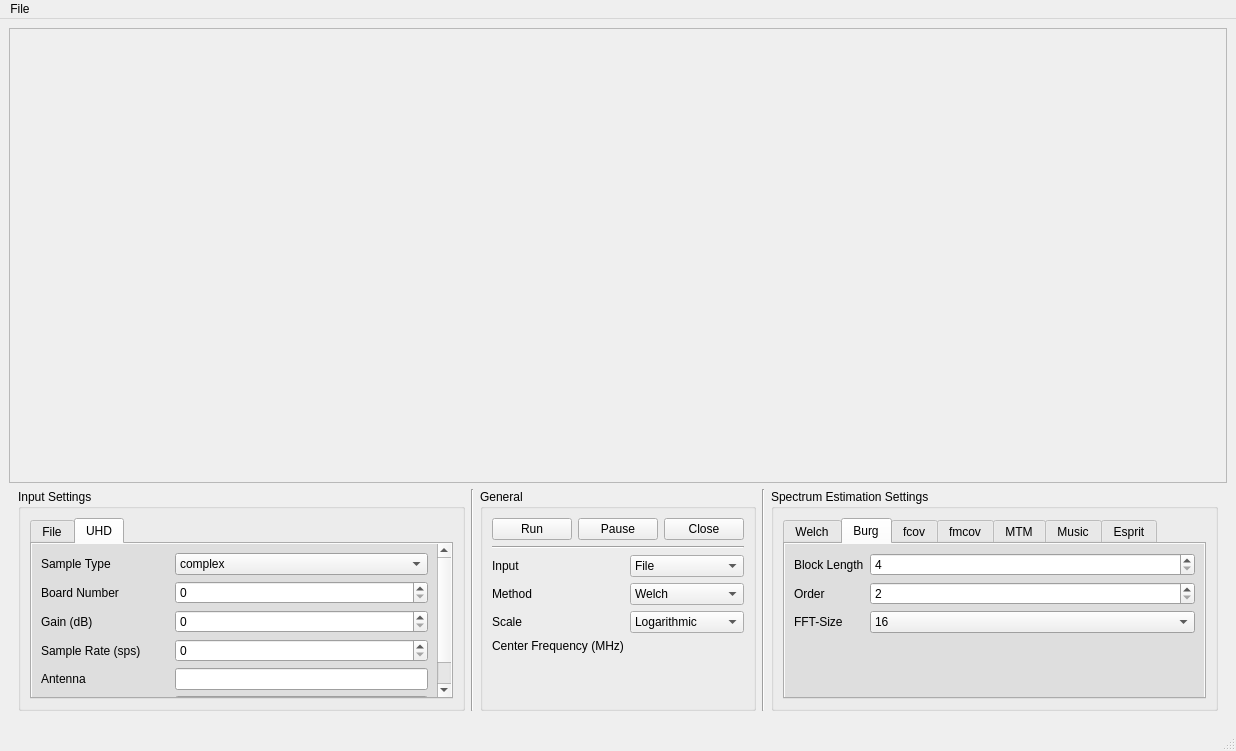
Before: the Qt Designer form apps/specest_gui/specest_window.ui in kit-cel/gr-specest, drawn with Qt 5.
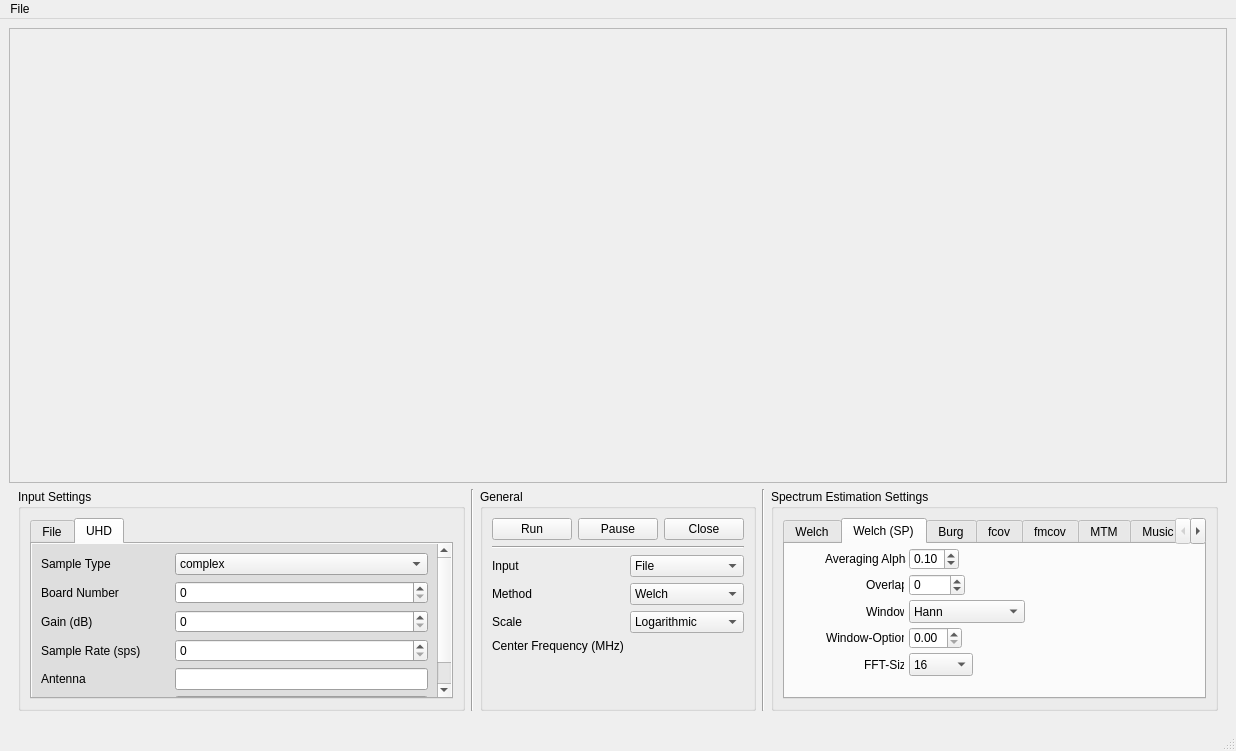
After: the same form once the commit is applied. Custom widgets are drawn as their Qt base class.

```diff
--- a/apps/specest_gui/specest_window.ui
+++ b/apps/specest_gui/specest_window.ui
@@ -939,6 +939,242 @@
                 </item>
                </layout>
               </widget>
+              <widget class="QWidget" name="tab_welchsp">
+               <attribute name="title">
+                <string>Welch (SP)</string>
+               </attribute>
+               <widget class="QDoubleSpinBox" name="welchsp_window_option">
+                <property name="geometry">
+                 <rect>
+                  <x>124</x>
+                  <y>83</y>
+                  <width>53</width>
+                  <height>22</height>
+                 </rect>
+                </property>
+               </widget>
+               <widget class="QSpinBox" name="welchsp_overlap">
+                <property name="geometry">
+                 <rect>
+                  <x>124</x>
+                  <y>30</y>
+                  <width>56</width>
+                  <height>22</height>
+                 </rect>
+                </property>
+                <property name="minimum">
+                 <number>-1</number>
+                </property>
+                <property name="maximum">
+                 <number>32765</number>
+                </property>
+               </widget>
+               <widget class="QComboBox" name="welchsp_window">
+                <property name="geometry">
+                 <rect>
+                  <x>124</x>
+                  <y>56</y>
+                  <width>116</width>
+                  <height>23</height>
+                 </rect>
+                </property>
+                <item>
+                 <property name="text">
+                  <string>Hann</string>
+                 </property>
+                </item>
+                <item>
+                 <property name="text">
+                  <string>Hamming</string>
+                 </property>
+                </item>
+                <item>
+                 <property name="text">
+                  <string>Kaiser</string>
+                 </property>
+                </item>
+                <item>
+                 <property name="text">
+                  <string>Blackman</string>
+                 </property>
+                </item>
+                <item>
+                 <property name="text">
+                  <string>Blackman-Harris</string>
+                 </property>
+                </item>
+                <item>
+                 <property name="text">
+                  <string>Rectangular</string>
+                 </property>
+                </item>
+               </widget>
+               <widget class="QLabel" name="welchsp_win">
+                <property name="geometry">
+                 <rect>
+                  <x>81</x>
+                  <y>56</y>
+                  <width>38</width>
+                  <height>23</height>
+                 </rect>
+                </property>
+                <property name="text">
+                 <string>Window</string>
+                </property>
+               </widget>
+               <widget class="QLabel" name="fFTSizeLabel_7">
+                <property name="geometry">
+                 <rect>
+                  <x>79</x>
+                  <y>109</y>
+                  <width>40</width>
+                  <height>23</height>
+                 </rect>
+                </property>
+                <property name="text">
+                 <string>FFT-Size</string>
+                </property>
+               </widget>
+               <widget class="QDoubleSpinBox" name="welchsp_alpha">
+                <property name="geometry">
+                 <rect>
+                  <x>124</x>
+                  <y>4</y>
+                  <width>50</width>
+                  <height>22</height>
+                 </rect>
+                </property>
+                <property name="inputMethodHints">
+                 <set>Qt::ImhFormattedNumbersOnly</set>
+                </property>
+                <property name="minimum">
+                 <double>0.010000000000000</double>
+                </property>
+                <property name="maximum">
+                 <double>1.000000000000000</double>
+                </property>
+                <property name="singleStep">
+                 <double>0.010000000000000</double>
+                </property>
+                <property name="value">
+                 <double>0.100000000000000</double>
+                </property>
+               </widget>
+               <widget class="QLabel" name="overlapLabel_2">
+                <property name="geometry">
+                 <rect>
+                  <x>81</x>
+                  <y>30</y>
+                  <width>38</width>
+                  <height>22</height>
+                 </rect>
+                </property>
+                <property name="text">
+                 <string>Overlap</string>
+                </property>
+               </widget>
+               <widget class="QLabel" name="windowOptionLabel_2">
+                <property name="geometry">
+                 <rect>
+                  <x>41</x>
+                  <y>83</y>
+                  <width>78</width>
+                  <height>22</height>
+                 </rect>
+                </property>
+                <property name="text">
+                 <string>Window-Option</string>
+                </property>
+               </widget>
+               <widget class="QLabel" name="moviingAverageLengthLabel_2">
+                <property name="geometry">
+                 <rect>
+                  <x>40</x>
+                  <y>4</y>
+                  <width>81</width>
+                  <height>22</height>
+                 </rect>
+                </property>
+                <property name="text">
+                 <string>Averaging Alpha</string>
+                </property>
+               </widget>
+               <widget class="QComboBox" name="welchsp_fft_size">
+                <property name="geometry">
+                 <rect>
+                  <x>124</x>
+                  <y>109</y>
+                  <width>64</width>
+                  <height>23</height>
+                 </rect>
+                </property>
+                <item>
+                 <property name="text">
+                  <string>16</string>
+                 </property>
+                </item>
+                <item>
+                 <property name="text">
+                  <string>32</string>
+                 </property>
+                </item>
+                <item>
+                 <property name="text">
+                  <string>64</string>
+                 </property>
+                </item>
+                <item>
+                 <property name="text">
+                  <string>128</string>
+                 </property>
+                </item>
+                <item>
+                 <property name="text">
+                  <string>256</string>
+                 </property>
+                </item>
+                <item>
+                 <property name="text">
+                  <string>512</string>
+                 </property>
+                </item>
+                <item>
+                 <property name="text">
+                  <string>1024</string>
+                 </property>
+                </item>
+                <item>
+                 <property name="text">
+                  <string>2048</string>
+                 </property>
+                </item>
+                <item>
+                 <property name="text">
+                  <string>4096</string>
+                 </property>
+                </item>
+                <item>
+                 <property name="text">
+                  <string>8192</string>
+                 </property>
+                </item>
+                <item>
+                 <property name="text">
+                  <string>16384</string>
+                 </property>
+                </item>
+                <item>
+                 <property name="text">
+                  <string>32768</string>
+                 </property>
+                </item>
+                <item>
+                 <property name="text">
+                  <string>65536</string>
+                 </property>
+                </item>
+               </widget>
+              </widget>
               <widget class="QWidget" name="tab_2">
                <attribute name="title">
                 <string>Burg</string>
@@ -1024,8 +1260,8 @@
                     <rect>
                      <x>0</x>
                      <y>0</y>
-                     <width>355</width>
-                     <height>151</height>
+                     <width>374</width>
+                     <height>155</height>
                     </rect>
                    </property>
                    <layout class="QFormLayout" name="formLayout_3">
```
Left out of the diff: 39 changed lines with no effect on the pictures.
